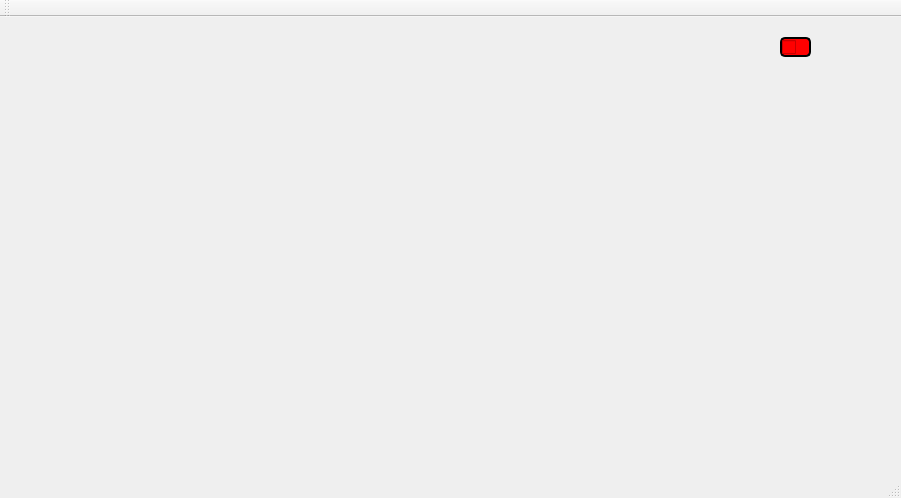
Above: ProjectC++/GraphicInterface/DrawingInterface.ui from andreeamacsim/ProjectModernCpp before the change. Below: the same form after it.
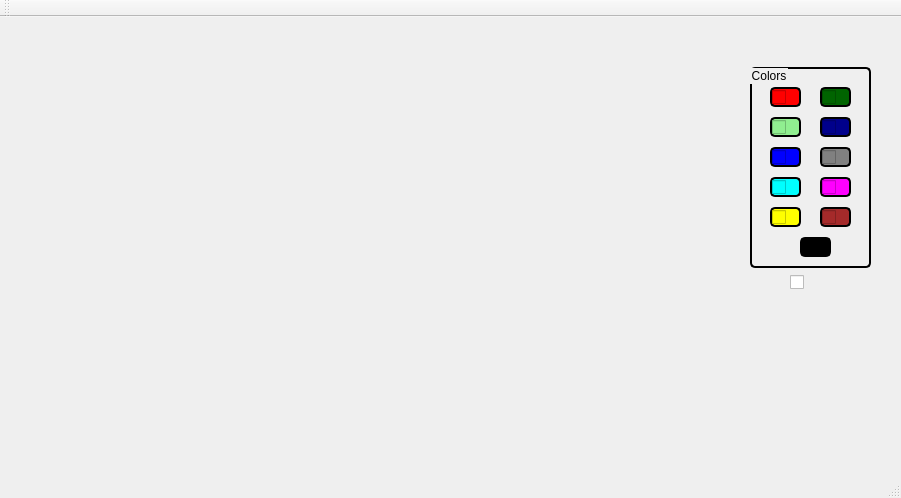
That is the form after the change. Icons and pictures are not drawn.

Commit message: I have configured several buttons that help to change the color of the pen while drawing

```diff
--- a/ProjectC++/GraphicInterface/DrawingInterface.ui
+++ b/ProjectC++/GraphicInterface/DrawingInterface.ui
@@ -14,23 +14,298 @@
    <string>DrawingInterface</string>
   </property>
   <widget class="QWidget" name="centralWidget">
-   <widget class="QCheckBox" name="red">
+   <widget class="QGroupBox" name="groupBox">
     <property name="geometry">
      <rect>
-      <x>780</x>
-      <y>20</y>
-      <width>31</width>
-      <height>20</height>
+      <x>750</x>
+      <y>50</y>
+      <width>121</width>
+      <height>201</height>
      </rect>
     </property>
     <property name="styleSheet">
-     <string notr="true">background-color: red;
+     <string notr="true">
 border-radius: 5px;
 border: 2px solid black;</string>
+    </property>
+    <property name="title">
+     <string>Colors</string>
+    </property>
+    <widget class="QCheckBox" name="red">
+     <property name="geometry">
+      <rect>
+       <x>20</x>
+       <y>20</y>
+       <width>31</width>
+       <height>20</height>
+      </rect>
+     </property>
+     <property name="styleSheet">
+      <string notr="true">background-color: red;
+border-radius: 5px;
+border: 2px solid black;</string>
+     </property>
+     <property name="text">
+      <string/>
+     </property>
+     <attribute name="buttonGroup">
+      <string notr="true">buttonGroup</string>
+     </attribute>
+    </widget>
+    <widget class="QCheckBox" name="green">
+     <property name="geometry">
+      <rect>
+       <x>20</x>
+       <y>50</y>
+       <width>31</width>
+       <height>20</height>
+      </rect>
+     </property>
+     <property name="styleSheet">
+      <string notr="true">background-color: lightgreen;
+border-radius: 5px;
+border: 2px solid black;</string>
+     </property>
+     <property name="text">
+      <string/>
+     </property>
+     <attribute name="buttonGroup">
+      <string notr="true">buttonGroup</string>
+     </attribute>
+    </widget>
+    <widget class="QCheckBox" name="blue">
+     <property name="geometry">
+      <rect>
+       <x>20</x>
+       <y>80</y>
+       <width>31</width>
+       <height>20</height>
+      </rect>
+     </property>
+     <property name="styleSheet">
+      <string notr="true">background-color: blue;
+border-radius: 5px;
+border: 2px solid black;</string>
+     </property>
+     <property name="text">
+      <string/>
+     </property>
+     <attribute name="buttonGroup">
+      <string notr="true">buttonGroup</string>
+     </attribute>
+    </widget>
+    <widget class="QCheckBox" name="cyan">
+     <property name="geometry">
+      <rect>
+       <x>20</x>
+       <y>110</y>
+       <width>31</width>
+       <height>20</height>
+      </rect>
+     </property>
+     <property name="styleSheet">
+      <string notr="true">background-color: cyan;
+border-radius: 5px;
+border: 2px solid black;</string>
+     </property>
+     <property name="text">
+      <string/>
+     </property>
+     <attribute name="buttonGroup">
+      <string notr="true">buttonGroup</string>
+     </attribute>
+    </widget>
+    <widget class="QCheckBox" name="magenta">
+     <property name="geometry">
+      <rect>
+       <x>70</x>
+       <y>110</y>
+       <width>31</width>
+       <height>20</height>
+      </rect>
+     </property>
+     <property name="styleSheet">
+      <string notr="true">background-color: magenta;
+border-radius: 5px;
+border: 2px solid black;</string>
+     </property>
+     <property name="text">
+      <string/>
+     </property>
+     <attribute name="buttonGroup">
+      <string notr="true">buttonGroup</string>
+     </attribute>
+    </widget>
+    <widget class="QCheckBox" name="yellow">
+     <property name="geometry">
+      <rect>
+       <x>20</x>
+       <y>140</y>
+       <width>31</width>
+       <height>20</height>
+      </rect>
+     </property>
+     <property name="styleSheet">
+      <string notr="true">background-color: yellow;
+border-radius: 5px;
+border: 2px solid black;</string>
+     </property>
+     <property name="text">
+      <string/>
+     </property>
+     <attribute name="buttonGroup">
+      <string notr="true">buttonGroup</string>
+     </attribute>
+    </widget>
+    <widget class="QCheckBox" name="brown">
+     <property name="geometry">
+      <rect>
+       <x>70</x>
+       <y>140</y>
+       <width>31</width>
+       <height>20</height>
+      </rect>
+     </property>
+     <property name="styleSheet">
+      <string notr="true">background-color: brown;
+border-radius: 5px;
+border: 2px solid black;</string>
+     </property>
+     <property name="text">
+      <string/>
+     </property>
+     <attribute name="buttonGroup">
+      <string notr="true">buttonGroup</string>
+     </attribute>
+    </widget>
+    <widget class="QCheckBox" name="black">
+     <property name="geometry">
+      <rect>
+       <x>50</x>
+       <y>170</y>
+       <width>31</width>
+       <height>20</height>
+      </rect>
+     </property>
+     <property name="styleSheet">
+      <string notr="true">background-color: black;
+border-radius: 5px;
+border: 2px solid black;</string>
+     </property>
+     <property name="text">
+      <string/>
+     </property>
+     <property name="checked">
+      <bool>true</bool>
+     </property>
+     <attribute name="buttonGroup">
+      <string notr="true">buttonGroup</string>
+     </attribute>
+    </widget>
+    <widget class="QCheckBox" name="darkGreen">
+     <property name="geometry">
+      <rect>
+       <x>70</x>
+       <y>20</y>
+       <width>31</width>
+       <height>20</height>
+      </rect>
+     </property>
+     <property name="styleSheet">
+      <string notr="true">background-color: darkgreen;
+border-radius: 5px;
+border: 2px solid black;</string>
+     </property>
+     <property name="text">
+      <string/>
+     </property>
+     <property name="checked">
+      <bool>false</bool>
+     </property>
+     <attribute name="buttonGroup">
+      <string notr="true">buttonGroup</string>
+     </attribute>
+    </widget>
+    <widget class="QCheckBox" name="darkBlue">
+     <property name="geometry">
+      <rect>
+       <x>70</x>
+       <y>50</y>
+       <width>31</width>
+       <height>20</height>
+      </rect>
+     </property>
+     <property name="styleSheet">
+      <string notr="true">background-color: darkblue;
+border-radius: 5px;
+border: 2px solid black;</string>
+     </property>
+     <property name="text">
+      <string/>
+     </property>
+     <property name="checked">
+      <bool>false</bool>
+     </property>
+     <attribute name="buttonGroup">
+      <string notr="true">buttonGroup</string>
+     </attribute>
+    </widget>
+    <widget class="QCheckBox" name="gray">
+     <property name="geometry">
+      <rect>
+       <x>70</x>
+       <y>80</y>
+       <width>31</width>
+       <height>20</height>
+      </rect>
+     </property>
+     <property name="styleSheet">
+      <string notr="true">background-color: gray;
+border-radius: 5px;
+border: 2px solid black;</string>
+     </property>
+     <property name="text">
+      <string/>
+     </property>
+     <property name="checked">
+      <bool>false</bool>
+     </property>
+     <attribute name="buttonGroup">
+      <string notr="true">buttonGroup</string>
+     </attribute>
+    </widget>
+   </widget>
+   <widget class="QCheckBox" name="eraser">
+    <property name="geometry">
+     <rect>
+      <x>790</x>
+      <y>250</y>
+      <width>51</width>
+      <height>31</height>
+     </rect>
+    </property>
+    <property name="styleSheet">
+     <string notr="true"/>
     </property>
     <property name="text">
      <string/>
     </property>
+    <property name="icon">
+     <iconset>
+      <normaloff>eraser.png</normaloff>eraser.png</iconset>
+    </property>
+    <property name="iconSize">
+     <size>
+      <width>20</width>
+      <height>20</height>
+     </size>
+    </property>
+    <property name="checked">
+     <bool>false</bool>
+    </property>
+    <attribute name="buttonGroup">
+     <string notr="true">buttonGroup</string>
+    </attribute>
    </widget>
   </widget>
   <widget class="QMenuBar" name="menuBar">
```
Left out of the diff: 3 changed lines with no effect on the pictures. The commit also changes 3 other files.
